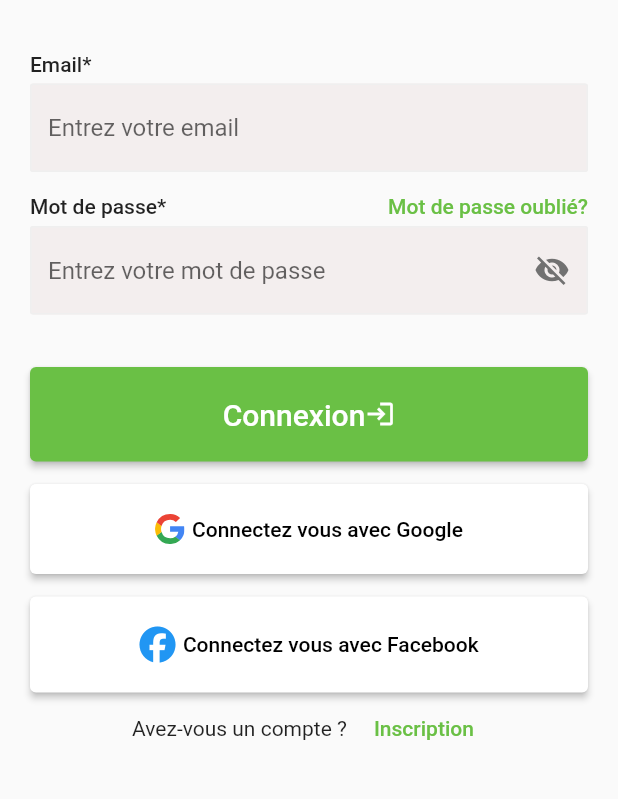
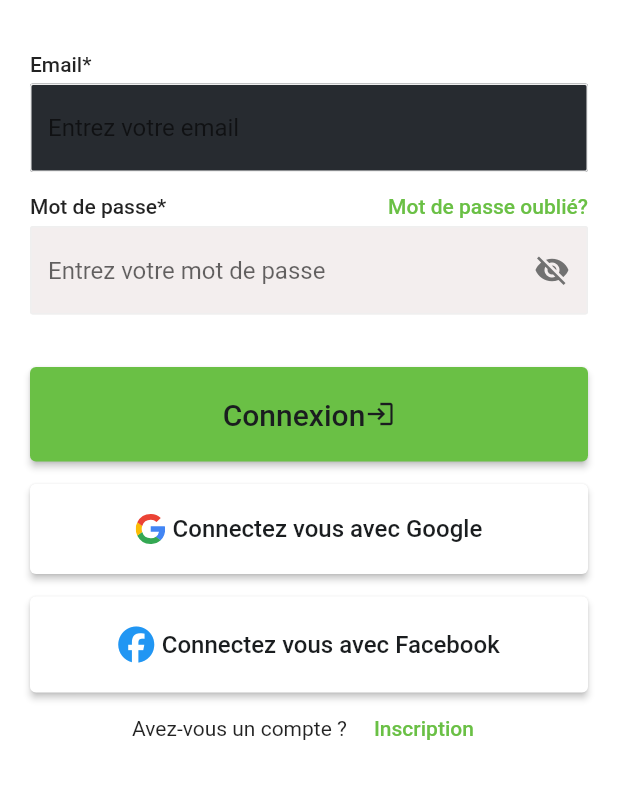
Before and after one commit to oubridaouda/EventAppMobileVersion, a Flutter app: the screen it shows after launch, on a phone screen of 412 x 824 dp, the part 311-1110 px from its top. Run offline on Flutter 3.47's test engine with Material 2 defaults, Android fonts, the phone set to English and light mode, and no system bars; our stand-ins replace adaptive_theme, cool_alert, flutter_secure_storage, flutter_svg, font_awesome_flutter, google_fonts and 2 more; missing offline and left inert: flutter_facebook_auth; project files that could hold a hidden picture were left out.

Commit message:
fix: login page night mode

```diff
--- a/lib/colors/colors.dart
+++ b/lib/colors/colors.dart
@@ -25,7 +25,7 @@ class AppNightModeColors {
   Color dBackgroud = const Color(0xFF272B30);
   Color btnColor = Color(0xFF6AC045);
   Color dWhite = const Color(0xFF1A1D1F);
-  Color InputColor = Color(0xF9F3EEEE);
+  Color InputColor = Color(0xFF272B30);
   Color InputBorderColor = Color(0xFFEFEFEF);
   Color dBlack = Color(0xFF000000);
 }
--- a/lib/screen/auth/login.dart
+++ b/lib/screen/auth/login.dart
@@ -54,6 +54,8 @@ class _LoginPageState extends State<LoginPage> {
   @override
   Widget build(BuildContext context) {
     return Scaffold(
+      backgroundColor:
+          darkMode ? darkColor.firstBackground : lightColor.firstBackground,
       body: Center(
         child: SingleChildScrollView(
           child: Padding(
@@ -86,12 +88,15 @@ class _LoginPageState extends State<LoginPage> {
                     errorText: _submitted ? _errorText : null,
                     hintText: "Entrez votre email",
                     filled: true,
-                    fillColor: appColor.InputColor,
+                    fillColor:
+                        darkMode ? darkColor.InputColor : darkColor.InputColor,
                     enabledBorder: OutlineInputBorder(
                       //Outline border type for TextFeild
                       borderRadius: BorderRadius.all(Radius.circular(2)),
                       borderSide: BorderSide(
-                        color: appColor.InputBorderColor,
+                        color: darkMode
+                            ? darkColor.InputColor
+                            : lightColor.InputBorderColor,
                       ),
                     ),
                     focusedBorder: OutlineInputBorder(
@@ -111,7 +116,8 @@ class _LoginPageState extends State<LoginPage> {
                     ),
                   ),
                   keyboardType: TextInputType.emailAddress,
-                  style: const TextStyle(color: Colors.black),
+                  style: TextStyle(
+                      color: darkMode ? lightColor.dWhite : darkColor.dWhite),
                 ),
                 const SizedBox(
                   height: 15,
@@ -145,17 +151,21 @@ class _LoginPageState extends State<LoginPage> {
                   obscureText: _isSecret,
                   controller: authController.passController,
                   onChanged: (textPass) => setState(() => textPassword),
-                  style: const TextStyle(color: Colors.black),
+                  style: TextStyle(
+                      color: darkMode ? lightColor.dWhite : darkColor.dWhite),
                   decoration: InputDecoration(
                     filled: true,
-                    fillColor: appColor.InputColor,
+                    fillColor:
+                        darkMode ? darkColor.InputColor : lightColor.InputColor,
                     errorText: _submitted ? _errorPassword : null,
                     hintText: 'Entrez votre mot de passe',
                     enabledBorder: OutlineInputBorder(
                         //Outline border type for TextFeild
                         borderRadius: BorderRadius.all(Radius.circular(2)),
                         borderSide: BorderSide(
-                          color: appColor.InputBorderColor,
+                          color: darkMode
+                              ? darkColor.InputColor
+                              : lightColor.InputBorderColor,
                         )),
                     focusedBorder: OutlineInputBorder(
                         //Outline border type for TextFeild
@@ -226,14 +236,21 @@ class _LoginPageState extends State<LoginPage> {
                         )
                       : Row(
                           mainAxisAlignment: MainAxisAlignment.center,
-                          children: const [
+                          children: [
                               Text(
                                 "Connexion",
-                                style: TextStyle(fontSize: 20),
+                                style: TextStyle(
+                                    fontSize: 20,
+                                    color: darkMode
+                                        ? lightColor.dWhite
+                                        : darkColor.dWhite),
                               ),
                               Icon(
                                 Icons.login,
                                 size: 20,
+                                color: darkMode
+                                    ? lightColor.dWhite
+                                    : darkColor.dWhite,
                               )
                             ]),
                 ),
@@ -245,7 +262,8 @@ class _LoginPageState extends State<LoginPage> {
                     await authController.googleSignIn(context);
                   },
                   style: ElevatedButton.styleFrom(
-                    backgroundColor: appColor.dWhite,
+                    backgroundColor:
+                        darkMode ? darkColor.InputColor : lightColor.dWhite,
                     padding: const EdgeInsets.all(20),
                   ),
                   child: isLoading
@@ -262,14 +280,17 @@ class _LoginPageState extends State<LoginPage> {
                         )
                       : Row(
                           mainAxisAlignment: MainAxisAlignment.center,
-                          children:  [
-                            SvgPicture.asset(
-                                height: 20,
-                                'assets/images/google.svg'),
+                          children: [
+                              SvgPicture.asset(
+                                  height: 20, 'assets/images/google.svg'),
                               const SizedBox(width: 5),
-                              const Text(
+                              Text(
                                 "Connectez vous avec Google",
-                                style: TextStyle(color: Colors.black),
+                                style: TextStyle(
+                                    color: darkMode
+                                        ? lightColor.dWhite
+                                        : darkColor.dWhite,
+                                    fontSize: 16),
                               )
                             ]),
                 ),
@@ -282,7 +303,8 @@ class _LoginPageState extends State<LoginPage> {
                     setState(() => isLoading = false);
                   },
                   style: ElevatedButton.styleFrom(
-                    backgroundColor: appColor.dWhite,
+                    backgroundColor:
+                        darkMode ? darkColor.InputColor : lightColor.dWhite,
                     padding: const EdgeInsets.all(20),
                   ),
                   child: isLoading
@@ -299,15 +321,19 @@ class _LoginPageState extends State<LoginPage> {
                         )
                       : Row(
                           mainAxisAlignment: MainAxisAlignment.center,
-                          children: const [
-                              FaIcon(
+                          children: [
+                              const FaIcon(
                                 FontAwesomeIcons.facebook,
                                 color: Colors.blue,
                               ),
                               SizedBox(width: 5),
                               Text(
                                 "Connectez vous avec Facebook",
-                                style: TextStyle(color: Colors.black),
+                                style: TextStyle(
+                                    color: darkMode
+                                        ? lightColor.dWhite
+                                        : darkColor.dWhite,
+                                    fontSize: 16),
                               )
                             ]),
                 ),
```
